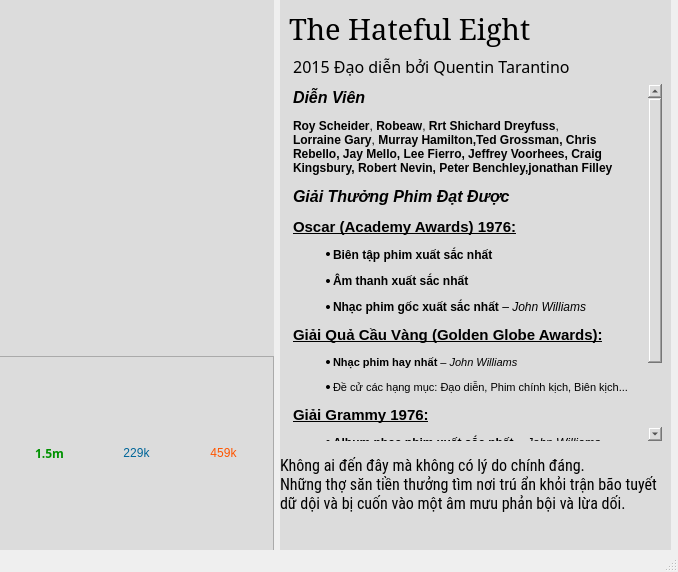
tai679/nextgen-pti, file ui/detail.ui: the form before one commit.
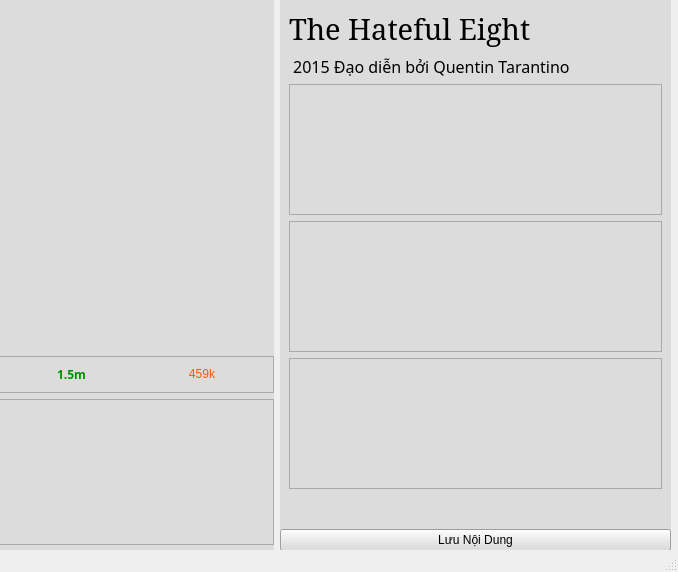
The form after the commit. Icons and pictures are not drawn.

```diff
--- a/ui/detail.ui
+++ b/ui/detail.ui
@@ -83,21 +83,6 @@
           </property>
          </widget>
         </item>
-        <item>
-         <widget class="QPushButton" name="binhluan">
-          <property name="styleSheet">
-           <string notr="true">color:rgb(0, 101, 152);
-border:none;</string>
-          </property>
-          <property name="text">
-           <string>229k</string>
-          </property>
-          <property name="icon">
-           <iconset>
-            <normaloff>../../app_registration_24dp_000000_FILL0_wght400_GRAD0_opsz24.svg</normaloff>../../app_registration_24dp_000000_FILL0_wght400_GRAD0_opsz24.svg</iconset>
-          </property>
-         </widget>
-        </item>
         <item>
          <widget class="QPushButton" name="thich">
           <property name="styleSheet">
@@ -116,6 +101,12 @@
        </layout>
       </widget>
      </item>
+     <item>
+      <widget class="QTextEdit" name="binhluan"/>
+     </item>
+     <item>
+      <widget class="QWidget" name="widget_4" native="true"/>
+     </item>
     </layout>
    </widget>
    <widget class="QWidget" name="widget_2" native="true">
@@ -135,7 +126,7 @@
       <widget class="QWidget" name="widget_3" native="true">
        <layout class="QVBoxLayout" name="verticalLayout_2">
         <item>
-         <widget class="QLabel" name="tieude">
+         <widget class="QLabel" name="tenphim">
           <property name="font">
            <font>
             <family>Noto Serif</family>
@@ -166,30 +157,20 @@
           </property>
          </widget>
         </item>
+        <item>
+         <widget class="QTextEdit" name="dienvien"/>
+        </item>
+        <item>
+         <widget class="QTextEdit" name="giai"/>
+        </item>
         <item>
          <widget class="QTextEdit" name="mota">
-          <property name="styleSheet">
-           <string notr="true">border:none</string>
-          </property>
           <property name="html">
            <string>&lt;!DOCTYPE HTML PUBLIC &quot;-//W3C//DTD HTML 4.0//EN&quot; &quot;http://www.w3.org/TR/REC-html40/strict.dtd&quot;&gt;
 &lt;html&gt;&lt;head&gt;&lt;meta name=&quot;qrichtext&quot; content=&quot;1&quot; /&gt;&lt;style type=&quot;text/css&quot;&gt;
 p, li { white-space: pre-wrap; }
 &lt;/style&gt;&lt;/head&gt;&lt;body style=&quot; font-family:'MS Shell Dlg 2'; font-size:8.25pt; font-weight:400; font-style:normal;&quot;&gt;
-&lt;p style=&quot; margin-top:0px; margin-bottom:12px; margin-left:0px; margin-right:0px; -qt-block-indent:0; text-indent:0px;&quot;&gt;&lt;span style=&quot; font-size:12pt; font-weight:600; font-style:italic;&quot;&gt;Diễn Viên &lt;/span&gt;&lt;/p&gt;
-&lt;p style=&quot; margin-top:0px; margin-bottom:12px; margin-left:0px; margin-right:0px; -qt-block-indent:0; text-indent:0px;&quot;&gt;&lt;span style=&quot; font-size:9pt; font-weight:600;&quot;&gt;Roy Scheider&lt;/span&gt;&lt;span style=&quot; font-size:9pt;&quot;&gt;, &lt;/span&gt;&lt;span style=&quot; font-size:9pt; font-weight:600;&quot;&gt;Robeaw&lt;/span&gt;&lt;span style=&quot; font-size:9pt;&quot;&gt;, &lt;/span&gt;&lt;span style=&quot; font-size:9pt; font-weight:600;&quot;&gt;Rrt Shichard Dreyfuss&lt;/span&gt;&lt;span style=&quot; font-size:9pt;&quot;&gt;,&lt;br /&gt;&lt;/span&gt;&lt;span style=&quot; font-size:9pt; font-weight:600;&quot;&gt;Lorraine Gary&lt;/span&gt;&lt;span style=&quot; font-size:9pt;&quot;&gt;, &lt;/span&gt;&lt;span style=&quot; font-size:9pt; font-weight:600;&quot;&gt;Murray Hamilton,Ted Grossman, Chris Rebello, Jay Mello, Lee Fierro, Jeffrey Voorhees, Craig Kingsbury, Robert Nevin, Peter Benchley,jonathan Filley&lt;/span&gt;&lt;/p&gt;
-&lt;p style=&quot; margin-top:0px; margin-bottom:12px; margin-left:0px; margin-right:0px; -qt-block-indent:0; text-indent:0px;&quot;&gt;&lt;span style=&quot; font-size:12pt; font-weight:600; font-style:italic;&quot;&gt;Giải Thưởng Phim Đạt Được&lt;/span&gt;&lt;/p&gt;
-&lt;p style=&quot; margin-top:0px; margin-bottom:12px; margin-left:0px; margin-right:0px; -qt-block-indent:0; text-indent:0px;&quot;&gt;&lt;span style=&quot; font-size:11pt; font-weight:600; text-decoration: underline;&quot;&gt;Oscar (Academy Awards) 1976:&lt;/span&gt;&lt;/p&gt;
-&lt;ul style=&quot;margin-top: 0px; margin-bottom: 0px; margin-left: 0px; margin-right: 0px; -qt-list-indent: 1;&quot;&gt;&lt;li style=&quot; font-size:8pt;&quot; style=&quot; margin-top:12px; margin-bottom:12px; margin-left:0px; margin-right:0px; -qt-block-indent:0; text-indent:0px;&quot;&gt;&lt;span style=&quot; font-size:9pt; font-weight:600;&quot;&gt;Biên tập phim xuất sắc nhất&lt;/span&gt;&lt;/li&gt;
-&lt;li style=&quot; font-size:9pt;&quot; style=&quot; margin-top:12px; margin-bottom:12px; margin-left:0px; margin-right:0px; -qt-block-indent:0; text-indent:0px;&quot;&gt;&lt;span style=&quot; font-weight:600;&quot;&gt;Âm thanh xuất sắc nhất&lt;/span&gt;&lt;/li&gt;
-&lt;li style=&quot; font-size:9pt;&quot; style=&quot; margin-top:12px; margin-bottom:12px; margin-left:0px; margin-right:0px; -qt-block-indent:0; text-indent:0px;&quot;&gt;&lt;span style=&quot; font-weight:600;&quot;&gt;Nhạc phim gốc xuất sắc nhất&lt;/span&gt; – &lt;span style=&quot; font-style:italic;&quot;&gt;John Williams&lt;/span&gt;&lt;/li&gt;&lt;/ul&gt;
-&lt;p style=&quot; margin-top:12px; margin-bottom:12px; margin-left:0px; margin-right:0px; -qt-block-indent:0; text-indent:0px;&quot;&gt;&lt;span style=&quot; font-size:11pt; font-weight:600; text-decoration: underline;&quot;&gt;Giải Quả Cầu Vàng (Golden Globe Awards):&lt;/span&gt;&lt;/p&gt;
-&lt;ul style=&quot;margin-top: 0px; margin-bottom: 0px; margin-left: 0px; margin-right: 0px; -qt-list-indent: 1;&quot;&gt;&lt;li style=&quot; font-size:8pt;&quot; style=&quot; margin-top:12px; margin-bottom:12px; margin-left:0px; margin-right:0px; -qt-block-indent:0; text-indent:0px;&quot;&gt;&lt;span style=&quot; font-weight:600;&quot;&gt;Nhạc phim hay nhất&lt;/span&gt; – &lt;span style=&quot; font-style:italic;&quot;&gt;John Williams&lt;/span&gt;&lt;/li&gt;
-&lt;li style=&quot; font-size:8pt;&quot; style=&quot; margin-top:12px; margin-bottom:12px; margin-left:0px; margin-right:0px; -qt-block-indent:0; text-indent:0px;&quot;&gt;Đề cử các hạng mục: Đạo diễn, Phim chính kịch, Biên kịch...&lt;/li&gt;&lt;/ul&gt;
-&lt;p style=&quot; margin-top:12px; margin-bottom:12px; margin-left:0px; margin-right:0px; -qt-block-indent:0; text-indent:0px;&quot;&gt;&lt;span style=&quot; font-size:11pt; font-weight:600; text-decoration: underline;&quot;&gt;Giải Grammy 1976:&lt;/span&gt;&lt;/p&gt;
-&lt;ul style=&quot;margin-top: 0px; margin-bottom: 0px; margin-left: 0px; margin-right: 0px; -qt-list-indent: 1;&quot;&gt;&lt;li style=&quot; font-size:8pt;&quot; style=&quot; margin-top:12px; margin-bottom:12px; margin-left:0px; margin-right:0px; -qt-block-indent:0; text-indent:0px;&quot;&gt;&lt;span style=&quot; font-size:9pt; font-weight:600;&quot;&gt;Album nhạc phim xuất sắc nhất&lt;/span&gt;&lt;span style=&quot; font-size:9pt;&quot;&gt; – &lt;/span&gt;&lt;span style=&quot; font-size:9pt; font-style:italic;&quot;&gt;John Williams&lt;/span&gt;&lt;/li&gt;&lt;/ul&gt;
-&lt;p style=&quot; margin-top:12px; margin-bottom:12px; margin-left:0px; margin-right:0px; -qt-block-indent:0; text-indent:0px;&quot;&gt;&lt;span style=&quot; font-size:11pt; font-weight:600; text-decoration: underline;&quot;&gt;Hiệp hội biên tập âm thanh Hoa Kỳ (Golden Reel Awards):&lt;/span&gt;&lt;/p&gt;
-&lt;ul style=&quot;margin-top: 0px; margin-bottom: 0px; margin-left: 0px; margin-right: 0px; -qt-list-indent: 1;&quot;&gt;&lt;li style=&quot; font-size:8pt;&quot; style=&quot; margin-top:12px; margin-bottom:12px; margin-left:0px; margin-right:0px; -qt-block-indent:0; text-indent:0px;&quot;&gt;&lt;span style=&quot; font-size:9pt; font-weight:600;&quot;&gt;Biên tập âm thanh xuất sắc nhất&lt;/span&gt;&lt;/li&gt;&lt;/ul&gt;&lt;/body&gt;&lt;/html&gt;</string>
+&lt;p style=&quot;-qt-paragraph-type:empty; margin-top:0px; margin-bottom:0px; margin-left:0px; margin-right:0px; -qt-block-indent:0; text-indent:0px;&quot;&gt;&lt;br /&gt;&lt;/p&gt;&lt;/body&gt;&lt;/html&gt;</string>
           </property>
          </widget>
         </item>
@@ -197,7 +178,7 @@
       </widget>
      </item>
      <item>
-      <widget class="QLabel" name="gioi">
+      <widget class="QLabel" name="tieude">
        <property name="font">
         <font>
          <family>Roboto Condensed</family>
@@ -208,16 +189,20 @@
         <string notr="true">color:rgb(0, 0, 0);</string>
        </property>
        <property name="text">
-        <string>Không ai đến đây mà không có lý do chính đáng.
-Những thợ săn tiền thưởng tìm nơi trú ẩn khỏi trận bão tuyết dữ dội và bị cuốn vào một âm mưu phản bội và lừa dối.
-
-</string>
+        <string/>
        </property>
        <property name="wordWrap">
         <bool>true</bool>
        </property>
       </widget>
      </item>
+     <item>
+      <widget class="QPushButton" name="btnSave">
+       <property name="text">
+        <string>Lưu Nội Dung</string>
+       </property>
+      </widget>
+     </item>
     </layout>
    </widget>
   </widget>
```
Left out of the diff: 4 changed lines with no effect on the pictures.
